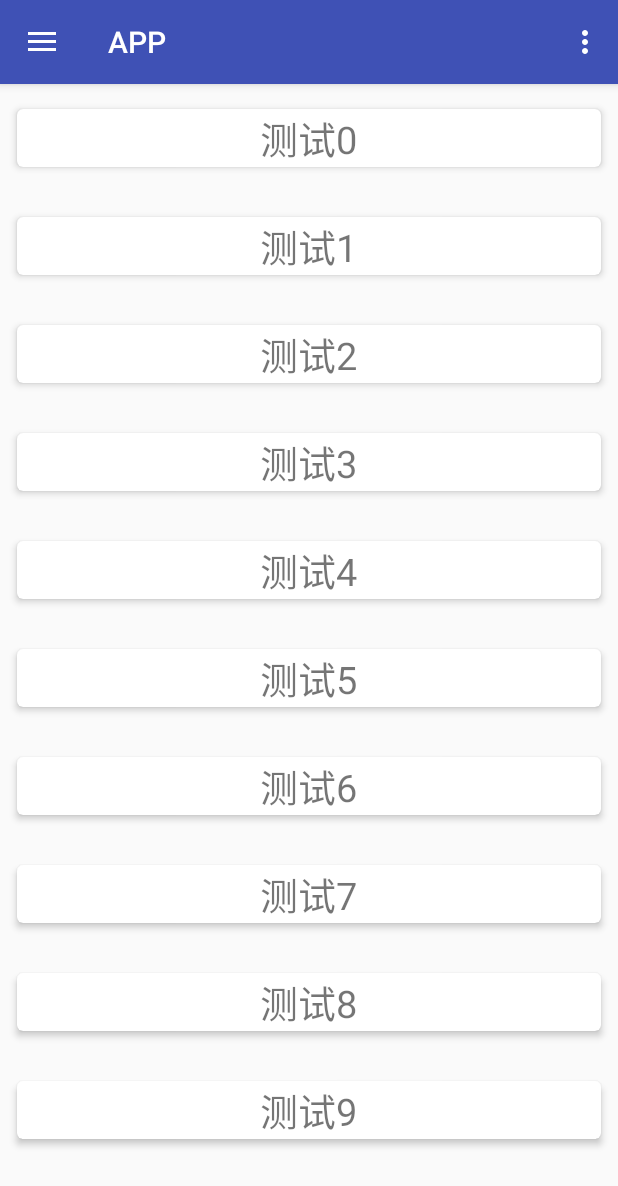
After one commit to xiehui999/fuseProgram, an Android app: the fragment RecycleViewFragment placed in its activity, on a phone screen of 412 x 824 dp. The commit adds this screen. Shown: the top 1186 px of the screen. Run offline under Robolectric (Android 15) with nearby library versions, the phone set to English and light mode, and no system bars; our stand-ins replace ButterKnife.

Commit message:
RecycleView
RecycleView

```diff
--- a/app/build.gradle
+++ b/app/build.gradle
@@ -31,6 +31,8 @@ dependencies {
     testCompile 'junit:junit:4.12'
     compile 'com.android.support:appcompat-v7:24.2.0'
     compile 'com.android.support:design:24.2.0'
+    compile 'com.android.support:recyclerview-v7:24.2.0'
+    compile 'com.android.support:cardview-v7:24.2.0'
     compile 'io.reactivex:rxjava:1.2.4'
     compile 'io.reactivex:rxjava-math:1.0.0'
     compile 'io.reactivex:rxandroid:1.2.1'
--- a/app/src/main/AndroidManifest.xml
+++ b/app/src/main/AndroidManifest.xml
@@ -59,7 +59,7 @@
         <!-- 您从百度网站获取的 APP	KEY	-->
         <meta-data
             android:name="BaiduMobAd_STAT_ID"
-            android:value="47ea886418" />
+            android:value="47ea8864181" />
         <!-- 渠道商编号 -->
 <!--        <meta-data
             android:name="BaiduMobAd_CHANNEL"
--- a/app/src/main/java/com/example/xh/MainActivity.java
+++ b/app/src/main/java/com/example/xh/MainActivity.java
@@ -15,6 +15,7 @@ import android.widget.Toast;
 import com.example.xh.ui.BaiduLocationFragment;
 import com.example.xh.ui.BaseActivity;
 import com.example.xh.ui.GreenDaoFragment;
+import com.example.xh.ui.RecycleViewFragment;
 import com.example.xh.ui.RetrofitFragment;
 import com.example.xh.ui.TestRxJavaFragment;
 import com.example.xh.ui.UpLoadFileFragment;
@@ -87,6 +88,9 @@ public class MainActivity extends BaseActivity {
                     case R.id.navigation_greendao:
                         selectNavigation(4);
                         break;
+                    case R.id.navigation_recycleview:
+                        selectNavigation(5);
+                        break;
                 }
                 mDrawerLayout.closeDrawers();
                 return true;
@@ -112,6 +116,9 @@ public class MainActivity extends BaseActivity {
                 break;
             case 4:
                 fragment=new GreenDaoFragment();
+                break;
+            case 5:
+                fragment=new RecycleViewFragment();
                 break;
         }
         if (fragment!=null){
--- /dev/null
+++ b/app/src/main/java/com/example/xh/adapter/CustomAdapter.java
@@ -0,0 +1,54 @@
+package com.example.xh.adapter;
+
+import android.content.Context;
+import android.support.v7.widget.RecyclerView;
+import android.view.LayoutInflater;
+import android.view.View;
+import android.view.ViewGroup;
+import android.widget.TextView;
+
+import com.example.xh.R;
+
+import java.util.List;
+
+/**
+ * Created by xiehui on 2017/2/21.
+ */
+public class CustomAdapter extends RecyclerView.Adapter<CustomAdapter.CustomeViewHolder> {
+
+    private  Context context;
+    private List<String> list;
+    public CustomAdapter(Context context,List<String> list) {
+        this.context=context;
+        this.list = list;
+    }
+
+    @Override
+    public CustomeViewHolder onCreateViewHolder(ViewGroup parent, int viewType) {
+        LayoutInflater inflater=LayoutInflater.from(context);
+        View view=inflater.inflate(R.layout.recycleview_item,parent,false);
+        return new CustomeViewHolder(view);
+    }
+
+    @Override
+    public void onBindViewHolder(CustomeViewHolder holder, int position) {
+        holder.item_textView.setText(list.get(position));
+    }
+
+    @Override
+    public int getItemCount() {
+        return list.size();
+    }
+
+    public class CustomeViewHolder extends RecyclerView.ViewHolder {
+
+
+        TextView item_textView;
+
+        public CustomeViewHolder(View itemView) {
+            super(itemView);
+            item_textView = (TextView)itemView.findViewById(R.id.item_textView);
+        }
+
+    }
+}
--- /dev/null
+++ b/app/src/main/java/com/example/xh/ui/RecycleViewFragment.java
@@ -0,0 +1,59 @@
+package com.example.xh.ui;
+
+import android.os.Bundle;
+import android.support.annotation.Nullable;
+import android.support.v4.app.Fragment;
+import android.support.v7.widget.LinearLayoutManager;
+import android.support.v7.widget.RecyclerView;
+import android.view.LayoutInflater;
+import android.view.View;
+import android.view.ViewGroup;
+
+import com.example.xh.R;
+import com.example.xh.adapter.CustomAdapter;
+
+import java.util.ArrayList;
+import java.util.List;
+
+/**
+ * Created by xiehui on 2017/2/21.
+ * Fragment生命周期 onAttach()，onCreate(),onCreateView(),onActivityCreate()
+ * onStart(),onResume(),onPause(),onStop(),onDestoryView(),onDestory(),onDetach()
+ */
+public class RecycleViewFragment extends Fragment implements View.OnClickListener {
+
+    private RecyclerView recycleview;
+
+
+    @Override
+    public void onViewCreated(View view, @Nullable Bundle savedInstanceState) {
+        super.onViewCreated(view, savedInstanceState);
+        recycleview = (RecyclerView) view.findViewById(R.id.recycleview);
+        recycleview.setLayoutManager(new LinearLayoutManager(getActivity()));
+        List<String> strings=new ArrayList<>();
+        for (int i=0;i<10;i++){
+            strings.add("测试"+i);
+        }
+
+        recycleview.setAdapter(new CustomAdapter(getActivity(),strings));
+    }
+
+    @Nullable
+    @Override
+    public View onCreateView(LayoutInflater inflater, @Nullable ViewGroup container, @Nullable Bundle savedInstanceState) {
+        return inflater.inflate(R.layout.recycle_fragment, null);
+    }
+
+    @Override
+    public void onActivityCreated(@Nullable Bundle savedInstanceState) {
+        super.onActivityCreated(savedInstanceState);
+    }
+
+    @Override
+    public void onCreate(@Nullable Bundle savedInstanceState) {
+        super.onCreate(savedInstanceState);
+    }
+    @Override
+    public void onClick(View v) {
+    }
+}
--- a/app/src/main/res/layout/activity_login.xml
+++ b/app/src/main/res/layout/activity_login.xml
@@ -57,7 +57,6 @@
                 android:layout_width="match_parent"
                 android:layout_height="wrap_content"
                 android:text=""
-                android:imeActionId="@+id/password"
                 android:imeOptions="actionNext"
                 android:inputType="phone"
                 android:singleLine="true"/>
--- /dev/null
+++ b/app/src/main/res/layout/recycle_fragment.xml
@@ -0,0 +1,13 @@
+<?xml version="1.0" encoding="utf-8"?>
+<LinearLayout xmlns:android="http://schemas.android.com/apk/res/android"
+    android:layout_width="match_parent"
+    android:layout_height="match_parent"
+    android:orientation="vertical">
+
+    <android.support.v7.widget.RecyclerView
+        android:id="@+id/recycleview"
+        android:layout_width="match_parent"
+        android:layout_height="match_parent">
+
+    </android.support.v7.widget.RecyclerView>
+</LinearLayout>
--- /dev/null
+++ b/app/src/main/res/layout/recycleview_item.xml
@@ -0,0 +1,23 @@
+<android.support.v7.widget.CardView xmlns:android="http://schemas.android.com/apk/res/android"
+    xmlns:tools="http://schemas.android.com/tools"
+    xmlns:app="http://schemas.android.com/apk/res-auto"
+    android:id="@+id/card_view"
+    android:layout_width="match_parent"
+    android:layout_height="wrap_content"
+    android:layout_gravity="center"
+    app:cardCornerRadius="4dp"
+    app:cardElevation="3dp"
+    app:cardMaxElevation="10dp"
+    app:cardUseCompatPadding="true"
+    app:cardPreventCornerOverlap="true">
+
+    <TextView
+        android:id="@+id/item_textView"
+        android:layout_width="wrap_content"
+        android:layout_height="wrap_content"
+        android:layout_gravity="center"
+        android:gravity="center"
+        android:textSize="25sp"
+        android:text="Hello CardView"/>
+
+</android.support.v7.widget.CardView>
--- a/app/src/main/res/menu/drawer.xml
+++ b/app/src/main/res/menu/drawer.xml
@@ -23,5 +23,9 @@
             android:id="@+id/navigation_greendao"
             android:icon="@drawable/drawer_icon_setting"
             android:title="GreenDao" />
+        <item
+            android:id="@+id/navigation_recycleview"
+            android:icon="@drawable/drawer_icon_setting"
+            android:title="RecycleView" />
     </group>
 </menu>
```
